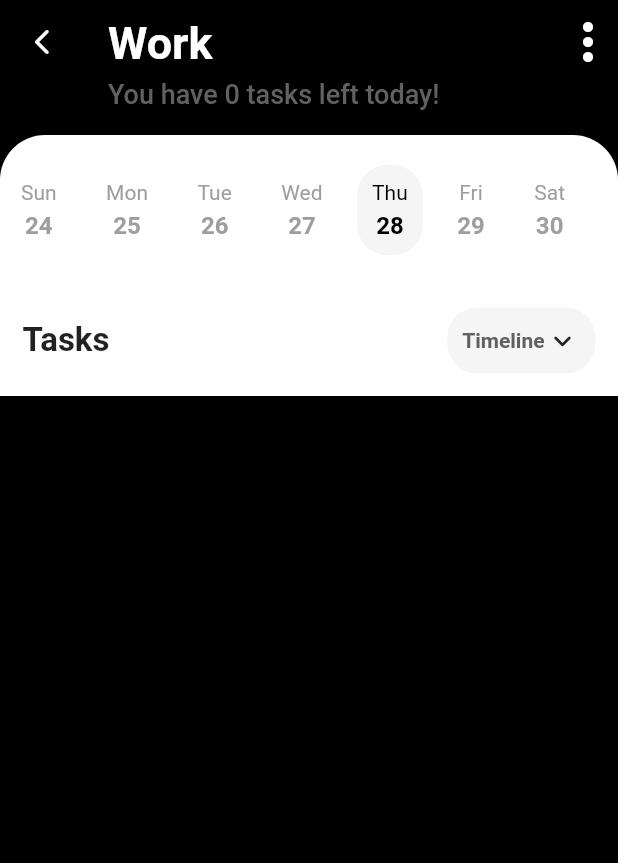
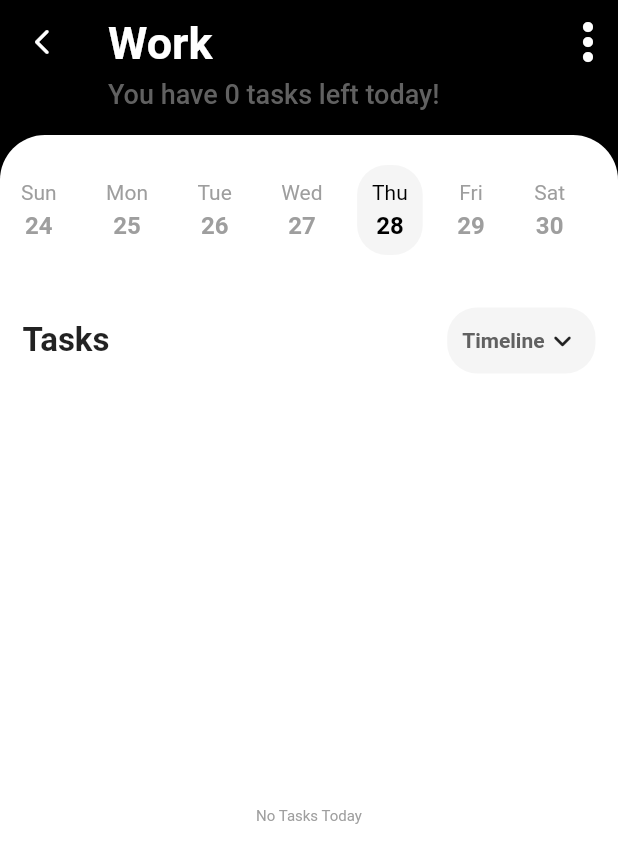
Before and after one commit to its-me-piyush/task_management_app_flutter, a Flutter app: the screen it shows after launch, after a tap on "Work", on a phone screen of 412 x 824 dp. Shown: the top 863 px of the screen. Run offline on Flutter 3.47's test engine with Material 2 defaults, Android fonts, the light colour scheme and no system bars; our stand-ins replace dotted_border, flutter_svg.

Commit message:
started detail list display

```diff
--- a/lib/models/tasks_model.dart
+++ b/lib/models/tasks_model.dart
@@ -6,9 +6,10 @@ class TaskModel {
   Color? backgroundColor;
   Color? iconColor;
   Color? buttonColor;
-   num? left;
-   num? done;
+  int? left;
+  int? done;
   bool? isEnd;
+  List<Map<String, dynamic>>? decription;
   TaskModel({
     this.iconData,
     this.title,
@@ -18,5 +19,6 @@ class TaskModel {
     this.left,
     this.done,
     this.isEnd = false,
+    this.decription,
   });
 }
--- a/lib/provider/tasks_provider.dart
+++ b/lib/provider/tasks_provider.dart
@@ -1,4 +1,3 @@
-import 'package:flutter/cupertino.dart';
 import 'package:flutter/material.dart';
 import 'package:task_management_app_flutter/constants/colors.dart';
 import 'package:task_management_app_flutter/models/tasks_model.dart';
@@ -13,6 +12,57 @@ class TasksProvider with ChangeNotifier {
       buttonColor: tmYellow,
       left: 3,
       done: 1,
+      decription: [
+        {
+          'title': 'Go for a walk with dog',
+          'time': '9:00 am',
+          'slot': '9:00 - 10:00 am',
+          'color': tmDarkRed,
+          'backgroundColor': tmLightRed,
+        },
+        {
+          'title': 'Shot on Dribble',
+          'time': '10:00 am',
+          'slot': '10:00 - 12:00 am',
+          'color': tmDarkBlue,
+          'backgroundColor': tmLightBlue,
+        },
+        {
+          'title': '',
+          'time': '11:00 am',
+          'slot': '',
+          'color': tmDarkBlue,
+          'backgroundColor': tmLightBlue,
+        },
+        {
+          'title': '',
+          'time': '12:00 am',
+          'slot': '',
+          'color': Colors.grey.withOpacity(0.3),
+          'backgroundColor': tmLightBlue,
+        },
+        {
+          'title': 'Call with client',
+          'time': '1:00 pm',
+          'slot': '1:00 - 2:00 pm',
+          'color': tmDarkYellow,
+          'backgroundColor': tmLightYellow,
+        },
+        {
+          'title': '',
+          'time': '2:00 pm',
+          'slot': '',
+          'color': Colors.grey.withOpacity(0.3),
+          'backgroundColor': tmLightBlue,
+        },
+        {
+          'title': '',
+          'time': '3:00 pm',
+          'slot': '',
+          'color': Colors.grey.withOpacity(0.3),
+          'backgroundColor': tmLightBlue,
+        },
+      ],
     ),
     TaskModel(
       iconData: Icons.work_rounded,
--- /dev/null
+++ b/lib/screens/details/components/custom_task_time_line.dart
@@ -0,0 +1,10 @@
+import 'package:flutter/material.dart';
+
+class CustomTaskTimeline extends StatelessWidget {
+  const CustomTaskTimeline({Key? key, required this.detail}) : super(key: key);
+  final Map<String, dynamic> detail;
+  @override
+  Widget build(BuildContext context) {
+    return Container();
+  }
+}
--- a/lib/screens/details/details.dart
+++ b/lib/screens/details/details.dart
@@ -3,6 +3,7 @@ import 'package:task_management_app_flutter/models/tasks_model.dart';
 import 'package:task_management_app_flutter/screens/details/components/custom_task_title.dart';
 
 import 'components/custom_date_picker.dart';
+import 'components/custom_task_time_line.dart';
 
 class DetailScreen extends StatelessWidget {
   const DetailScreen({Key? key, required this.taskModel}) : super(key: key);
@@ -10,6 +11,7 @@ class DetailScreen extends StatelessWidget {
 
   @override
   Widget build(BuildContext context) {
+    final detailList = taskModel.decription;
     return Scaffold(
       backgroundColor: Colors.black,
       body: CustomScrollView(
@@ -33,6 +35,27 @@ class DetailScreen extends StatelessWidget {
               ),
             ),
           ),
+          detailList == null
+              ? SliverFillRemaining(
+                  child: Container(
+                      color: Colors.white,
+                      child: const Center(
+                          child: Text(
+                        'No Tasks Today',
+                        style: TextStyle(
+                          color: Colors.grey,
+                          fontSize: 10,
+                        ),
+                      ))),
+                )
+              : SliverList(
+                  delegate: SliverChildBuilderDelegate(
+                    (context, index) => CustomTaskTimeline(
+                      detail: detailList[index],
+                    ),
+                    childCount: detailList.length,
+                  ),
+                )
         ],
       ),
     );
```
Lines whose indentation alone changed are shown as unchanged.
